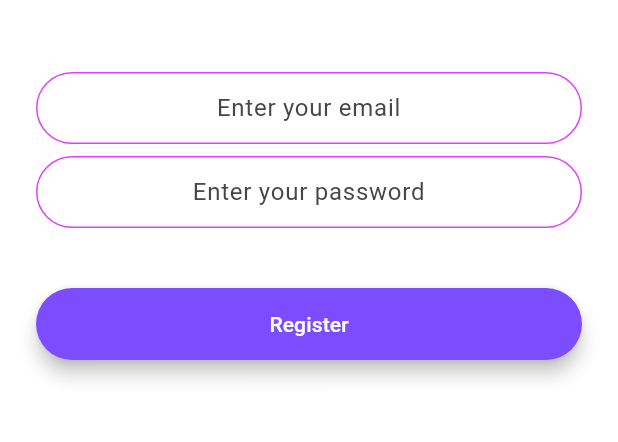
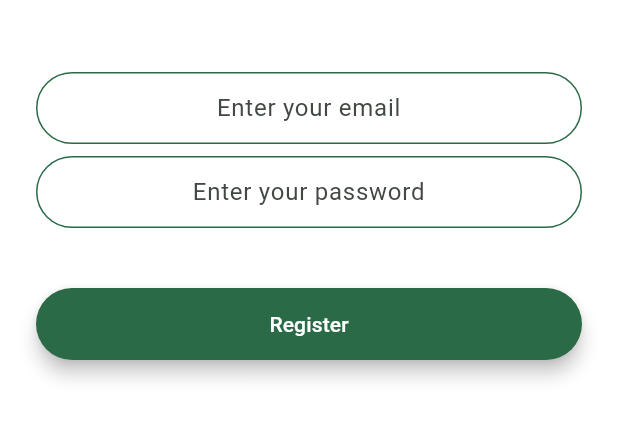
Before and after one commit to ragar3/Flutter-Bootcamp, a Flutter app: the screen it shows after launch, after a tap on "Register", on a phone screen of 412 x 824 dp, the part 576-1018 px from its top. Run offline on Flutter 3.47's test engine with Material 2 defaults, Android fonts, the phone set to English and light mode, and no system bars; drawn by our look-alikes of modal_progress_hud_nsn; our stand-ins replace animated_text_kit, cloud_firestore, firebase_auth, firebase_core, flutter_spinkit, font_awesome_flutter and 2 more; accounts and stored records are empty; generated files the repository leaves out were written again; network calls fail.

Commit message:
flash chat color scheme

```diff
--- a/flash_chat/lib/components/rounded_button.dart
+++ b/flash_chat/lib/components/rounded_button.dart
@@ -1,11 +1,16 @@
 import 'package:flutter/material.dart';
 
 class RoundedButton extends StatelessWidget {
-  RoundedButton(
-      {required this.label, required this.color, required this.onPressed});
+  RoundedButton({
+    required this.label,
+    required this.color,
+    required this.onPressed,
+    required this.labelColor,
+  });
 
   final String label;
   final Color color;
+  final Color labelColor;
   final void Function() onPressed;
 
   @override
@@ -23,7 +28,7 @@ class RoundedButton extends StatelessWidget {
           child: Text(
             label,
             style: TextStyle(
-              color: Colors.white,
+              color: labelColor,
             ),
           ),
         ),
--- /dev/null
+++ b/flash_chat/lib/components/rounded_text_field.dart
@@ -0,0 +1,45 @@
+import 'package:flutter/material.dart';
+
+class RoundedTextField extends StatelessWidget {
+  RoundedTextField(
+      {required this.onChanged,
+      required this.hintText,
+      this.keyboardType,
+      this.obscureText = false,});
+
+  final void Function(String) onChanged;
+  final String hintText;
+  final TextInputType? keyboardType;
+  final bool obscureText;
+
+  @override
+  Widget build(BuildContext context) {
+    return TextField(
+      keyboardType: this.keyboardType,
+      obscureText: this.obscureText,
+      textAlign: TextAlign.center,
+      onChanged: this.onChanged,
+      decoration: InputDecoration(
+        hintText: this.hintText,
+        contentPadding: EdgeInsets.symmetric(vertical: 10.0, horizontal: 20.0),
+        border: OutlineInputBorder(
+          borderRadius: BorderRadius.all(Radius.circular(32.0)),
+        ),
+        enabledBorder: OutlineInputBorder(
+          borderSide: BorderSide(
+            color: Theme.of(context).colorScheme.primary,
+            width: 1.0,
+          ),
+          borderRadius: BorderRadius.all(Radius.circular(32.0)),
+        ),
+        focusedBorder: OutlineInputBorder(
+          borderSide: BorderSide(
+            color: Theme.of(context).colorScheme.primary,
+            width: 2.0,
+          ),
+          borderRadius: BorderRadius.all(Radius.circular(32.0)),
+        ),
+      ),
+    );
+  }
+}
--- a/flash_chat/lib/constants.dart
+++ b/flash_chat/lib/constants.dart
@@ -1,7 +1,6 @@
 import 'package:flutter/material.dart';
 
 const kSendButtonTextStyle = TextStyle(
-  color: Colors.purpleAccent,
   fontWeight: FontWeight.bold,
   fontSize: 18.0,
 );
@@ -11,25 +10,3 @@ const kMessageTextFieldDecoration = InputDecoration(
   hintText: 'Type your message here...',
   border: InputBorder.none,
 );
-
-const kMessageContainerDecoration = BoxDecoration(
-  border: Border(
-    top: BorderSide(color: Colors.purpleAccent, width: 2.0),
-  ),
-);
-
-const kTextFieldDecoration = InputDecoration(
-  hintText: 'Enter your email',
-  contentPadding: EdgeInsets.symmetric(vertical: 10.0, horizontal: 20.0),
-  border: OutlineInputBorder(
-    borderRadius: BorderRadius.all(Radius.circular(32.0)),
-  ),
-  enabledBorder: OutlineInputBorder(
-    borderSide: BorderSide(color: Colors.purpleAccent, width: 1.0),
-    borderRadius: BorderRadius.all(Radius.circular(32.0)),
-  ),
-  focusedBorder: OutlineInputBorder(
-    borderSide: BorderSide(color: Colors.purpleAccent, width: 2.0),
-    borderRadius: BorderRadius.all(Radius.circular(32.0)),
-  ),
-);
--- a/flash_chat/lib/main.dart
+++ b/flash_chat/lib/main.dart
@@ -29,7 +29,9 @@ class FlashChat extends StatelessWidget {
       },
       theme: ThemeData(
         useMaterial3: true,
-        // colorSchemeSeed: Colors.blueGrey,
+        colorScheme: ColorScheme.fromSeed(
+          seedColor: Color(0xff2c6e49),
+        ),
       ),
     );
   }
--- a/flash_chat/lib/screens/registration_screen.dart
+++ b/flash_chat/lib/screens/registration_screen.dart
@@ -4,7 +4,7 @@ import 'package:flash_chat/screens/chat_screen.dart';
 import 'package:flutter/material.dart';
 import 'package:modal_progress_hud_nsn/modal_progress_hud_nsn.dart';
 
-import '../constants.dart';
+import '../components/rounded_text_field.dart';
 
 class RegistrationScreen extends StatefulWidget {
   static const String id = '/register';
@@ -43,33 +43,29 @@ class _RegistrationScreenState extends State<RegistrationScreen> {
               SizedBox(
                 height: 48.0,
               ),
-              TextField(
-                keyboardType: TextInputType.emailAddress,
-                textAlign: TextAlign.center,
+              RoundedTextField(
+                hintText: "Enter your email",
                 onChanged: (value) {
                   email = value;
                 },
-                decoration: kTextFieldDecoration,
               ),
               SizedBox(
                 height: 8.0,
               ),
-              TextField(
+              RoundedTextField(
+                hintText: "Enter your password",
                 obscureText: true,
-                textAlign: TextAlign.center,
                 onChanged: (value) {
                   password = value;
                 },
-                decoration: kTextFieldDecoration.copyWith(
-                  hintText: 'Enter your password',
-                ),
               ),
               SizedBox(
                 height: 24.0,
               ),
               RoundedButton(
                 label: 'Register',
-                color: Colors.deepPurpleAccent,
+                color: Theme.of(context).colorScheme.primary,
+                labelColor: Theme.of(context).colorScheme.onPrimary,
                 onPressed: () async {
                   setState(() {
                     showSpinner = true;
@@ -77,10 +73,7 @@ class _RegistrationScreenState extends State<RegistrationScreen> {
                   try {
                     final newUser = await _auth.createUserWithEmailAndPassword(
                         email: email, password: password);
-                    if (newUser != null) {
-                      Navigator.pushNamed(context, ChatScreen.id);
-                    }
-
+                    Navigator.pushNamed(context, ChatScreen.id);
                     setState(() {
                       showSpinner = false;
                     });
--- a/flash_chat/lib/screens/welcome_screen.dart
+++ b/flash_chat/lib/screens/welcome_screen.dart
@@ -78,14 +78,16 @@ class _WelcomeScreenState extends State<WelcomeScreen>
             ),
             RoundedButton(
               label: 'Log In',
-              color: Colors.purpleAccent,
+              color: Theme.of(context).colorScheme.primaryContainer,
+              labelColor: Theme.of(context).colorScheme.onPrimaryContainer,
               onPressed: () {
                 Navigator.pushNamed(context, LoginScreen.id);
               },
             ),
             RoundedButton(
               label: 'Register',
-              color: Colors.deepPurpleAccent,
+              color: Theme.of(context).colorScheme.primary,
+              labelColor: Theme.of(context).colorScheme.onPrimary,
               onPressed: () {
                 Navigator.pushNamed(context, RegistrationScreen.id);
               },
```
Also changed, not shown: flash_chat/lib/components/message_bubble.dart (+6 -2 lines), flash_chat/lib/screens/chat_screen.dart (+8 -3 lines), flash_chat/lib/screens/login_screen.dart (+7 -11 lines).
